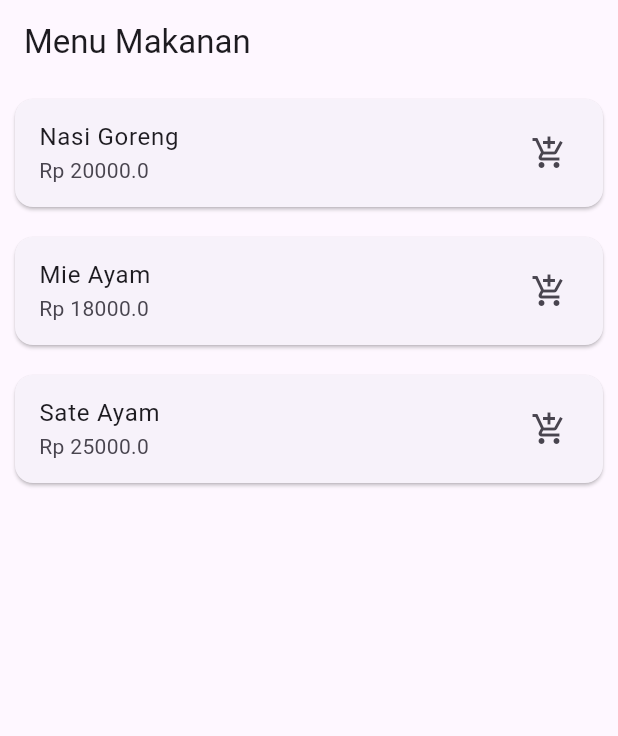
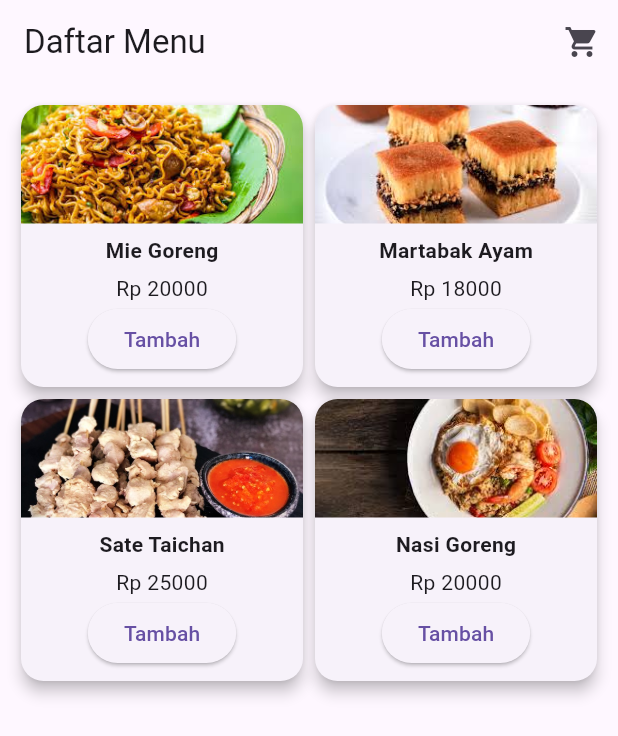
Before and after one commit to ferdyUntar/utskel2, a Flutter app: the screen it shows after launch, on a phone screen of 412 x 824 dp. Shown: the top 736 px of the screen. Run offline on Flutter 3.47's test engine with Material 3 defaults, Android fonts, the phone set to English and light mode, and no system bars.

```diff
--- a/lib/models/menu_item.dart
+++ b/lib/models/menu_item.dart
@@ -1,15 +1,11 @@
 class MenuItem {
-  final String id;
   final String name;
-  final String description;
-  final double price;
-  final String imageUrl;
+  final int price;
+  final String image;
 
   MenuItem({
-    required this.id,
     required this.name,
-    required this.description,
     required this.price,
-    required this.imageUrl,
+    required this.image,
   });
 }
--- a/lib/screens/menu_screen.dart
+++ b/lib/screens/menu_screen.dart
@@ -1,4 +1,7 @@
 import 'package:flutter/material.dart';
+import 'package:provider/provider.dart';
+import '../models/menu_item.dart';
+import '../providers/cart_provider.dart';
 import '../widgets/menu_card.dart';
 
 class MenuScreen extends StatelessWidget {
@@ -6,13 +9,92 @@ class MenuScreen extends StatelessWidget {
 
   @override
   Widget build(BuildContext context) {
+    final List<MenuItem> menu = [
+      MenuItem(name: 'Mie Goreng', price: 20000, image: 'assets/mie goreng.jpeg'),
+      MenuItem(name: 'Martabak Ayam', price: 18000, image: 'assets/martabak.jpeg'),
+      MenuItem(name: 'Sate Taichan', price: 25000, image: 'assets/taichan.jpg'),
+      MenuItem(name: 'Nasi Goreng', price: 20000, image: 'assets/nasigoreng.jpeg'),
+    ];
+
+    final cart = Provider.of<CartProvider>(context);
+
     return Scaffold(
-      appBar: AppBar(title: const Text('Menu Makanan')),
-      body: ListView(
-        children: const [
-          MenuCard(title: 'Nasi Goreng', price: 20000),
-          MenuCard(title: 'Mie Ayam', price: 18000),
-          MenuCard(title: 'Sate Ayam', price: 25000),
+      appBar: AppBar(
+        title: const Text("Daftar Menu"),
+        actions: [
+          Stack(
+            children: [
+              IconButton(
+                icon: const Icon(Icons.shopping_cart),
+                onPressed: () {
+                  _showCartDialog(context, cart);
+                },
+              ),
+              if (cart.cart.isNotEmpty)
+                Positioned(
+                  right: 6,
+                  top: 6,
+                  child: Container(
+                    padding: const EdgeInsets.all(4),
+                    decoration: const BoxDecoration(
+                      color: Colors.red,
+                      shape: BoxShape.circle,
+                    ),
+                    child: Text(
+                      cart.cart.length.toString(),
+                      style: const TextStyle(color: Colors.white, fontSize: 12),
+                    ),
+                  ),
+                ),
+            ],
+          ),
+        ],
+      ),
+      body: GridView.builder(
+        padding: const EdgeInsets.all(10),
+        gridDelegate:
+        const SliverGridDelegateWithFixedCrossAxisCount(crossAxisCount: 2),
+        itemCount: menu.length,
+        itemBuilder: (context, index) {
+          return MenuCard(item: menu[index]);
+        },
+      ),
+    );
+  }
+
+  void _showCartDialog(BuildContext context, CartProvider cart) {
+    showDialog(
+      context: context,
+      builder: (_) => AlertDialog(
+        title: const Text("Keranjang Belanja"),
+        content: cart.cart.isEmpty
+            ? const Text("Keranjang masih kosong")
+            : SizedBox(
+          height: 200,
+          child: ListView.builder(
+            itemCount: cart.cart.length,
+            itemBuilder: (context, index) {
+              final item = cart.cart[index];
+              return ListTile(
+                title: Text(item.name),
+                trailing: Text("Rp ${item.price.toStringAsFixed(0)}"),
+              );
+            },
+          ),
+        ),
+        actions: [
+          Text("Total: Rp ${cart.totalPrice.toStringAsFixed(0)}"),
+          TextButton(
+            onPressed: () {
+              cart.clearCart();
+              Navigator.pop(context);
+            },
+            child: const Text("Hapus Semua"),
+          ),
+          TextButton(
+            onPressed: () => Navigator.pop(context),
+            child: const Text("Tutup"),
+          ),
         ],
       ),
     );
--- a/lib/widgets/menu_card.dart
+++ b/lib/widgets/menu_card.dart
@@ -1,19 +1,51 @@
 import 'package:flutter/material.dart';
+import '../models/menu_item.dart';
+import 'package:provider/provider.dart';
+import '../providers/cart_provider.dart';
 
 class MenuCard extends StatelessWidget {
-  final String title;
-  final double price;
+  final MenuItem item;
 
-  const MenuCard({super.key, required this.title, required this.price});
+  const MenuCard({super.key, required this.item});
 
   @override
   Widget build(BuildContext context) {
+    final cart = Provider.of<CartProvider>(context, listen: false);
+
     return Card(
-      margin: const EdgeInsets.all(10),
-      child: ListTile(
-        title: Text(title),
-        subtitle: Text('Rp $price'),
-        trailing: const Icon(Icons.add_shopping_cart),
+      elevation: 4,
+      shape: RoundedRectangleBorder(borderRadius: BorderRadius.circular(15)),
+      child: Column(
+        children: [
+          Expanded(
+            child: ClipRRect(
+              borderRadius: const BorderRadius.vertical(top: Radius.circular(15)),
+              child: Image.asset(item.image, fit: BoxFit.cover, width: double.infinity),
+            ),
+          ),
+          Padding(
+            padding: const EdgeInsets.all(8.0),
+            child: Column(
+              children: [
+                Text(item.name, style: const TextStyle(fontWeight: FontWeight.bold)),
+                const SizedBox(height: 5),
+                Text("Rp ${item.price.toStringAsFixed(0)}"),
+                ElevatedButton(
+                  onPressed: () {
+                    cart.addToCart(item);
+                    ScaffoldMessenger.of(context).showSnackBar(
+                      SnackBar(
+                        content: Text("${item.name} ditambahkan ke keranjang!"),
+                        duration: const Duration(seconds: 1),
+                      ),
+                    );
+                  },
+                  child: const Text("Tambah"),
+                ),
+              ],
+            ),
+          ),
+        ],
       ),
     );
   }
```
Also changed, not shown: lib/providers/cart_provider.dart (+14 -9 lines), pubspec.yaml (+5 -3 lines), assets/martabak.jpeg (added), assets/mie goreng.jpeg (added), assets/nasigoreng.jpeg (added), assets/taichan.jpg (added).
